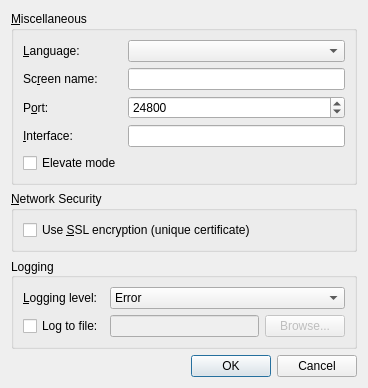
First picture: the form in src/gui/res/SettingsDialogBase.ui, repository deskflow/deskflow, before the edit.
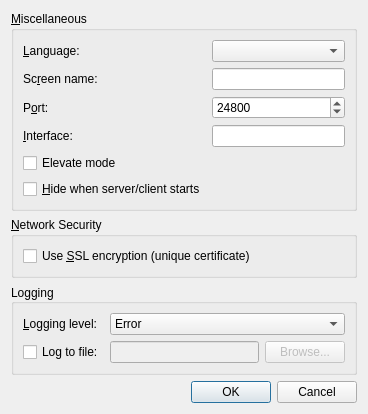
Second picture: the form after the edit.

Commit message: Reintroduced GUI auto-hide setting (disabled by default) #4569

```diff
--- a/src/gui/res/SettingsDialogBase.ui
+++ b/src/gui/res/SettingsDialogBase.ui
@@ -121,6 +121,13 @@
         </property>
        </widget>
       </item>
+      <item row="5" column="0">
+       <widget class="QCheckBox" name="m_pCheckBoxAutoHide">
+        <property name="text">
+         <string>&amp;Hide when server/client starts</string>
+        </property>
+       </widget>
+      </item>
      </layout>
     </widget>
    </item>
```
Left out of the diff: 2 changed lines with no effect on the pictures. The commit also changes 5 other files.
